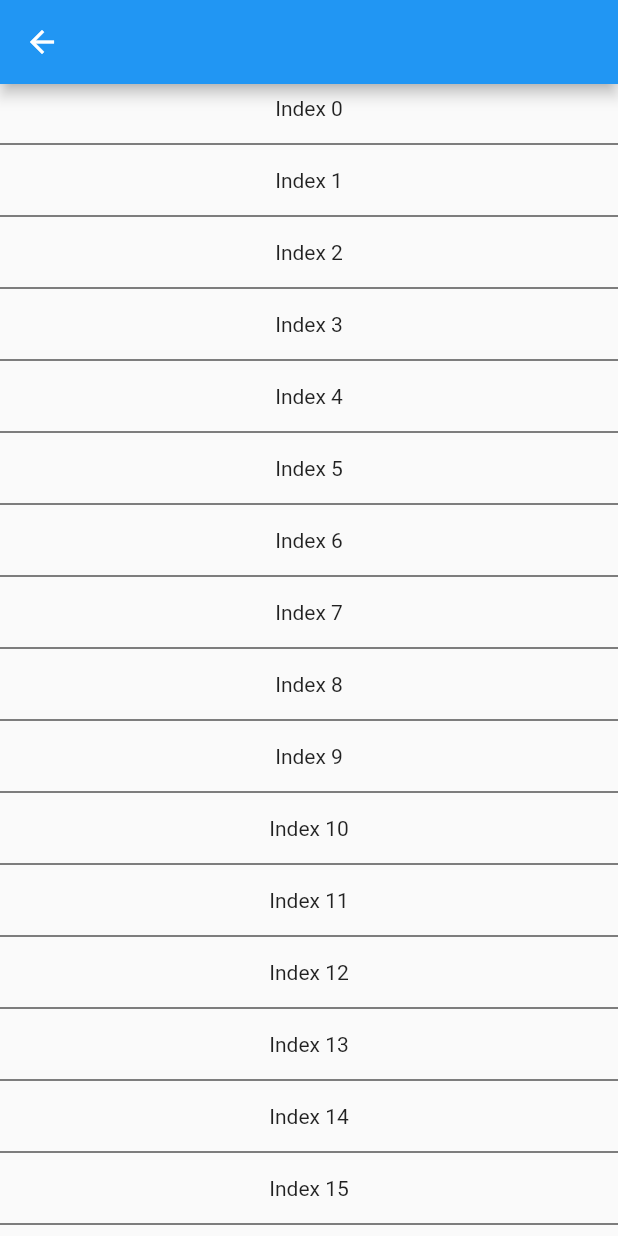
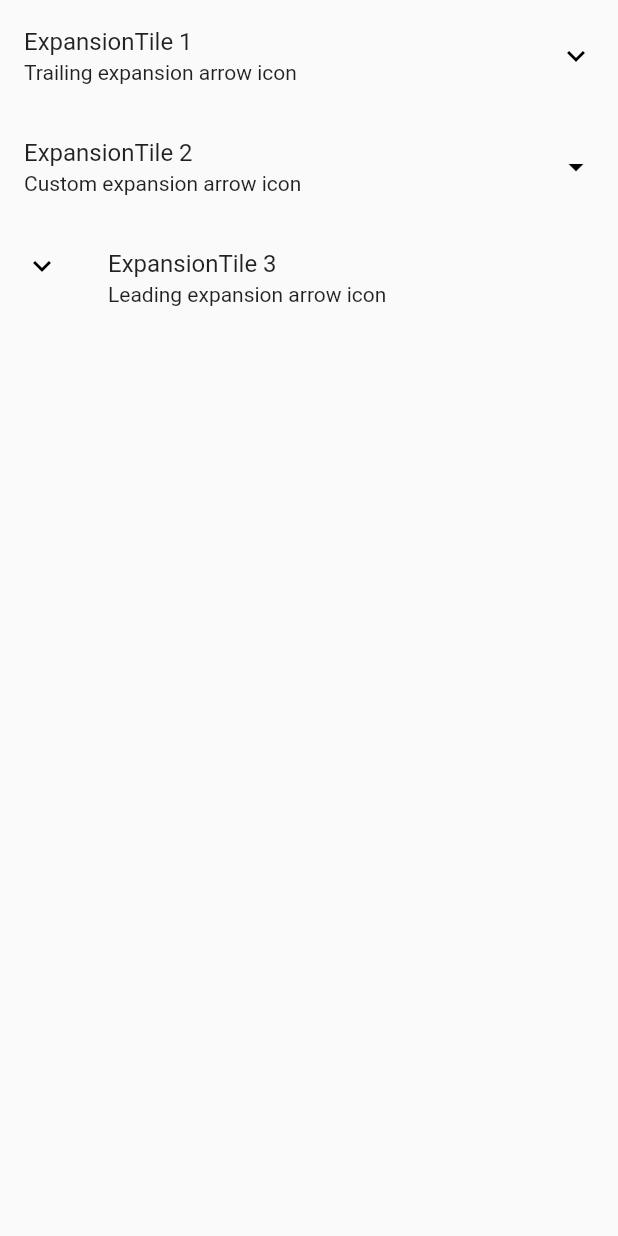
Before and after one commit to katskoru/login_app, a Flutter app: the SettingsPage screen opened directly, on a phone screen of 412 x 824 dp. Run offline on Flutter 3.47's test engine with Material 2 defaults, Android fonts, the phone set to English and light mode, and no system bars.

Commit message:
logout_button

```diff
--- a/lib/settings_page.dart
+++ b/lib/settings_page.dart
@@ -1,22 +1,50 @@
 import 'package:flutter/material.dart';
 
-class SettingsPage extends StatelessWidget {
+class SettingsPage extends StatefulWidget {
   const SettingsPage({Key? key}) : super(key: key);
 
   @override
+  State<SettingsPage> createState() => _SettingsPageState();
+}
+
+class _SettingsPageState extends State<SettingsPage> {
+  bool _customTileExpanded = false;
+  @override
   Widget build(BuildContext context) {
     return Scaffold(
-      appBar: AppBar(),
-      body: ListView.separated(
-        separatorBuilder: (context, index) => Divider(
-          color: Colors.black,
+        body: Column(
+      children: [
+        const ExpansionTile(
+          title: Text('ExpansionTile 1'),
+          subtitle: Text('Trailing expansion arrow icon'),
+          children: <Widget>[
+            ListTile(title: Text('This is tile number 1')),
+          ],
         ),
-        itemCount: 20,
-        itemBuilder: (context, index) => Padding(
-          padding: EdgeInsets.all(8.0),
-          child: Center(child: Text("Index $index")),
+        ExpansionTile(
+          title: const Text('ExpansionTile 2'),
+          subtitle: const Text('Custom expansion arrow icon'),
+          trailing: Icon(
+            _customTileExpanded
+                ? Icons.arrow_drop_down_circle
+                : Icons.arrow_drop_down,
+          ),
+          children: const <Widget>[
+            ListTile(title: Text('This is tile number 2')),
+          ],
+          onExpansionChanged: (bool expanded) {
+            setState(() => _customTileExpanded = expanded);
+          },
         ),
-      ),
-    );
+        const ExpansionTile(
+          title: Text('ExpansionTile 3'),
+          subtitle: Text('Leading expansion arrow icon'),
+          controlAffinity: ListTileControlAffinity.leading,
+          children: <Widget>[
+            ListTile(title: Text('This is tile number 3')),
+          ],
+        ),
+      ],
+    ));
   }
 }
--- a/lib/social_page.dart
+++ b/lib/social_page.dart
@@ -1,6 +1,7 @@
 import 'package:flutter/material.dart';
 
 import 'package:login_page/feed_page.dart';
+import 'package:login_page/settings_page.dart';
 
 class SocialPage extends StatefulWidget {
   const SocialPage({Key? key}) : super(key: key);
@@ -27,7 +28,7 @@ class _SocialPageState extends State<SocialPage> {
       body: PageView(
         controller: controller,
         physics: NeverScrollableScrollPhysics(),
-        children: [FeedPage(), Container()],
+        children: [FeedPage(), SettingsPage()],
       ),
     );
   }
@@ -112,6 +113,10 @@ class _SocialPageState extends State<SocialPage> {
               },
             ),
           ),
+          ElevatedButton.icon(
+              onPressed: () {},
+              icon: Icon(Icons.logout),
+              label: Text("Log Out"))
         ],
       ),
     );
```
